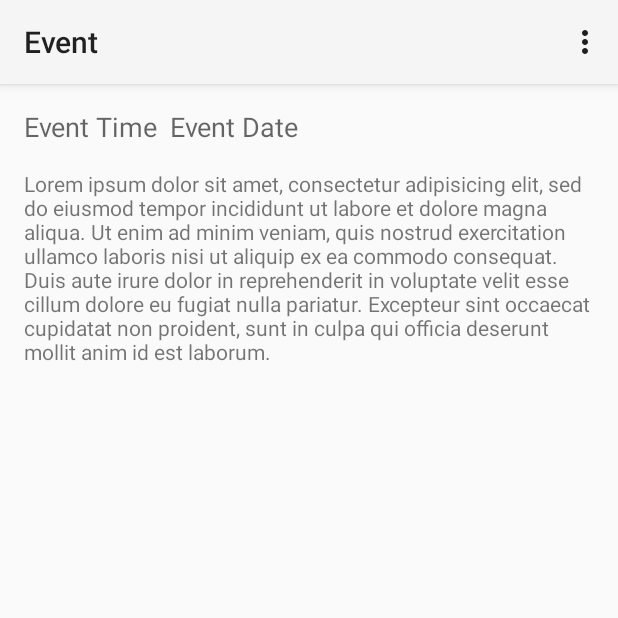
After one commit to thesecretlab/NationalScienceWeek, an Android app: the EventDetailActivity screen opened directly, with no data from a screen before it, on a phone screen of 412 x 824 dp, the top half of it. The commit adds this screen. Run offline under Robolectric (Android 15) with nearby library versions, the phone set to English and light mode, and no system bars; libraries missing offline, so code that uses them is left out: retrofit.client, retrofit.converter; 1 statement that could not run was skipped.

Commit message:
Starting to show event details

```diff
--- a/ScienceWeek/app/src/main/AndroidManifest.xml
+++ b/ScienceWeek/app/src/main/AndroidManifest.xml
@@ -18,6 +18,10 @@
                 <category android:name="android.intent.category.LAUNCHER" />
             </intent-filter>
         </activity>
+        <activity
+            android:name=".EventDetailActivity"
+            android:label="@string/title_activity_event_detail" >
+        </activity>
     </application>
 
 </manifest>
--- /dev/null
+++ b/ScienceWeek/app/src/main/java/au/net/scienceweek/scienceweek/EventDetailActivity.java
@@ -0,0 +1,57 @@
+package au.net.scienceweek.scienceweek;
+
+import android.support.v7.app.ActionBarActivity;
+import android.os.Bundle;
+import android.view.Menu;
+import android.view.MenuItem;
+import android.widget.TextView;
+
+import au.net.scienceweek.scienceweek.network.Event;
+import au.net.scienceweek.scienceweek.network.EventServiceFactory;
+
+
+public class EventDetailActivity extends ActionBarActivity {
+
+    final static String EXTRA_EVENT_ID = "eventID";
+
+    @Override
+    protected void onCreate(Bundle savedInstanceState) {
+        super.onCreate(savedInstanceState);
+
+        setContentView(R.layout.activity_event_detail);
+
+        Event e = EventServiceFactory.findEvent(getIntent().getStringExtra(EXTRA_EVENT_ID));
+
+        if (e != null) {
+            TextView desc = (TextView) findViewById(R.id.eventDescriptionLabel);
+            desc.setText(e.EventDescription);
+
+            getSupportActionBar().setTitle(e.EventName);
+        }
+
+
+
+    }
+
+    @Override
+    public boolean onCreateOptionsMenu(Menu menu) {
+        // Inflate the menu; this adds items to the action bar if it is present.
+        getMenuInflater().inflate(R.menu.menu_event_detail, menu);
+        return true;
+    }
+
+    @Override
+    public boolean onOptionsItemSelected(MenuItem item) {
+        // Handle action bar item clicks here. The action bar will
+        // automatically handle clicks on the Home/Up button, so long
+        // as you specify a parent activity in AndroidManifest.xml.
+        int id = item.getItemId();
+
+        //noinspection SimplifiableIfStatement
+        if (id == R.id.action_settings) {
+            return true;
+        }
+
+        return super.onOptionsItemSelected(item);
+    }
+}
--- a/ScienceWeek/app/src/main/java/au/net/scienceweek/scienceweek/network/Event.java
+++ b/ScienceWeek/app/src/main/java/au/net/scienceweek/scienceweek/network/Event.java
@@ -17,7 +17,7 @@ public class Event {
 	public String EventID;
 
     @Element(required = false)
-	String EventName;
+	public String EventName;
 
     @Element(required = false)
 	String EventType;
@@ -32,7 +32,7 @@ public class Event {
 	String EventEnd;
 
     @Element(required = false)
-	String EventDescription;
+	public String EventDescription;
 
     @Element(required = false)
 	String EventTargetAudience;
--- /dev/null
+++ b/ScienceWeek/app/src/main/res/layout/activity_event_detail.xml
@@ -0,0 +1,40 @@
+<RelativeLayout xmlns:android="http://schemas.android.com/apk/res/android"
+    xmlns:tools="http://schemas.android.com/tools" android:layout_width="match_parent"
+    android:layout_height="match_parent" android:paddingLeft="@dimen/activity_horizontal_margin"
+    android:paddingRight="@dimen/activity_horizontal_margin"
+    android:paddingTop="@dimen/activity_vertical_margin"
+    android:paddingBottom="@dimen/activity_vertical_margin"
+    tools:context="au.net.scienceweek.scienceweek.EventDetailActivity">
+
+    <TextView
+        android:layout_width="wrap_content"
+        android:layout_height="wrap_content"
+        android:textAppearance="?android:attr/textAppearanceMedium"
+        android:text="Event Time"
+        android:id="@+id/eventTimeLabel"
+        android:layout_alignParentLeft="true"
+        android:layout_alignParentStart="true" />
+
+    <TextView
+        android:layout_width="wrap_content"
+        android:layout_height="wrap_content"
+        android:textAppearance="?android:attr/textAppearanceMedium"
+        android:text="Event Date"
+        android:id="@+id/eventDateLabel"
+        android:layout_alignTop="@+id/eventTimeLabel"
+        android:layout_toRightOf="@+id/eventTimeLabel"
+        android:layout_toEndOf="@+id/eventTimeLabel"
+        android:layout_marginLeft="@dimen/abc_button_padding_horizontal_material" />
+
+    <TextView
+        android:layout_width="wrap_content"
+        android:layout_height="wrap_content"
+        android:textAppearance="?android:attr/textAppearanceSmall"
+        android:text="Lorem ipsum dolor sit amet, consectetur adipisicing elit, sed do eiusmod tempor incididunt ut labore et dolore magna aliqua. Ut enim ad minim veniam, quis nostrud exercitation ullamco laboris nisi ut aliquip ex ea commodo consequat. Duis aute irure dolor in reprehenderit in voluptate velit esse cillum dolore eu fugiat nulla pariatur. Excepteur sint occaecat cupidatat non proident, sunt in culpa qui officia deserunt mollit anim id est laborum."
+        android:id="@+id/eventDescriptionLabel"
+        android:layout_below="@+id/eventTimeLabel"
+        android:layout_alignParentLeft="true"
+        android:layout_alignParentStart="true"
+        android:layout_marginTop="@dimen/activity_vertical_margin" />
+
+</RelativeLayout>
--- /dev/null
+++ b/ScienceWeek/app/src/main/res/menu/menu_event_detail.xml
@@ -0,0 +1,7 @@
+<menu xmlns:android="http://schemas.android.com/apk/res/android"
+    xmlns:app="http://schemas.android.com/apk/res-auto"
+    xmlns:tools="http://schemas.android.com/tools"
+    tools:context="au.net.scienceweek.scienceweek.EventDetailActivity">
+    <item android:id="@+id/action_settings" android:title="@string/action_settings"
+        android:orderInCategory="100" app:showAsAction="never" />
+</menu>
--- a/ScienceWeek/app/src/main/res/values/strings.xml
+++ b/ScienceWeek/app/src/main/res/values/strings.xml
@@ -14,4 +14,5 @@
         <item>VIC</item>
         <item>WA</item>
     </string-array>
+    <string name="title_activity_event_detail">Event</string>
 </resources>
```
Also changed, not shown: ScienceWeek/app/src/main/java/au/net/scienceweek/scienceweek/MainActivity.java (+21 -3 lines), ScienceWeek/app/src/main/java/au/net/scienceweek/scienceweek/network/EventServiceFactory.java (+10 -0 lines), 1 other file.
